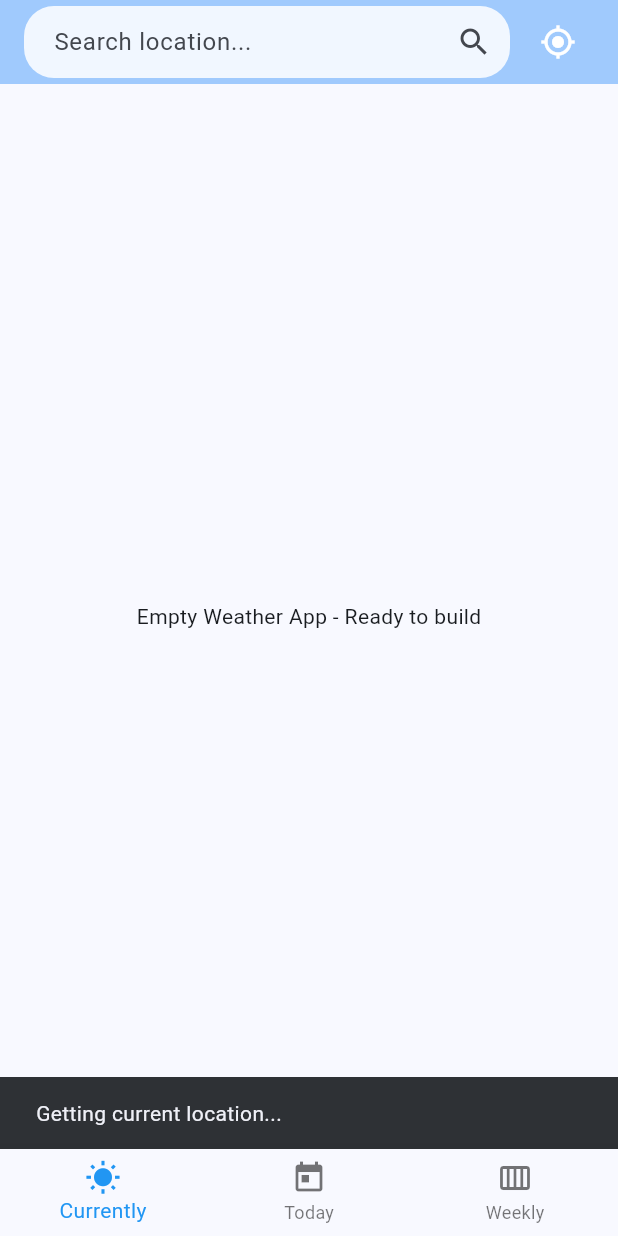
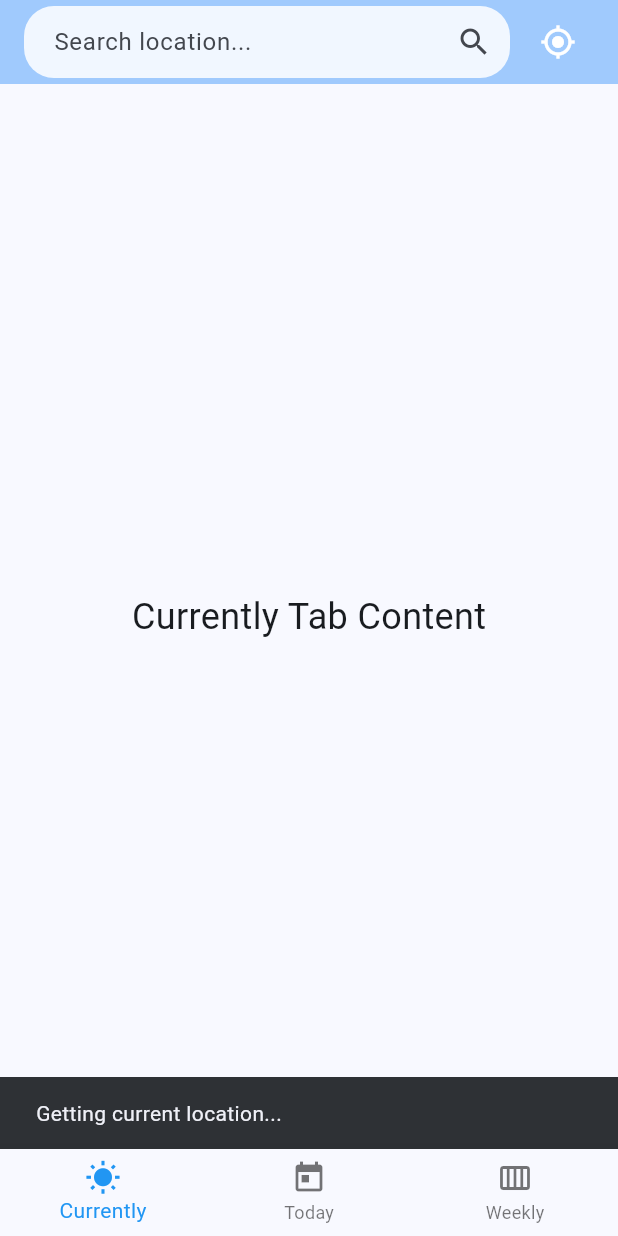
Before and after one commit to R-luiz/weather_app, a Flutter app: the screen it shows after launch, after a tap on the "my location" icon, on a phone screen of 412 x 824 dp. Run offline on Flutter 3.47's test engine with Material 3 defaults, Android fonts, the phone set to English and light mode, and no system bars.

Commit message:
multiple tabs implemented

```diff
--- a/lib/main.dart
+++ b/lib/main.dart
@@ -27,13 +27,17 @@ class HomePage extends StatefulWidget {
   State<HomePage> createState() => _HomePageState();
 }
 
-class _HomePageState extends State<HomePage> {
-  int _selectedIndex = 0;
+class _HomePageState extends State<HomePage>
+    with SingleTickerProviderStateMixin {
+  late TabController _tabController;
   final TextEditingController _searchController = TextEditingController();
 
-  void _onItemTapped(int index) {
-    setState(() {
-      _selectedIndex = index;
+  @override
+  void initState() {
+    super.initState();
+    _tabController = TabController(length: 3, vsync: this);
+    _tabController.addListener(() {
+      setState(() {});
     });
   }
 
@@ -51,12 +55,12 @@ class _HomePageState extends State<HomePage> {
         SnackBar(content: Text('Searching for: ${_searchController.text}')),
       );
       _searchController.clear(); // Clear the search field after searching
-
     }
   }
 
   @override
   void dispose() {
+    _tabController.dispose();
     _searchController.dispose();
     super.dispose();
   }
@@ -98,7 +102,23 @@ class _HomePageState extends State<HomePage> {
           ],
         ),
       ),
-      body: const Center(child: Text('Empty Weather App - Ready to build')),
+      body: TabBarView(
+        controller: _tabController,
+        children: const [
+          Center(
+            child: Text(
+              'Currently Tab Content',
+              style: TextStyle(fontSize: 24),
+            ),
+          ),
+          Center(
+            child: Text('Today Tab Content', style: TextStyle(fontSize: 24)),
+          ),
+          Center(
+            child: Text('Weekly Tab Content', style: TextStyle(fontSize: 24)),
+          ),
+        ],
+      ),
       bottomNavigationBar: BottomNavigationBar(
         items: const [
           BottomNavigationBarItem(
@@ -111,9 +131,11 @@ class _HomePageState extends State<HomePage> {
             label: 'Weekly',
           ),
         ],
-        currentIndex: _selectedIndex,
+        currentIndex: _tabController.index,
         selectedItemColor: Colors.blue,
-        onTap: _onItemTapped,
+        onTap: (index) {
+          _tabController.animateTo(index);
+        },
       ),
     );
   }
```
